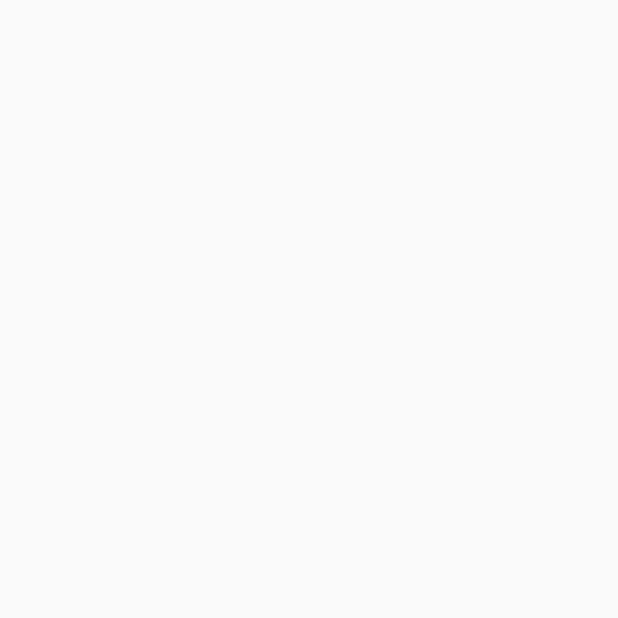
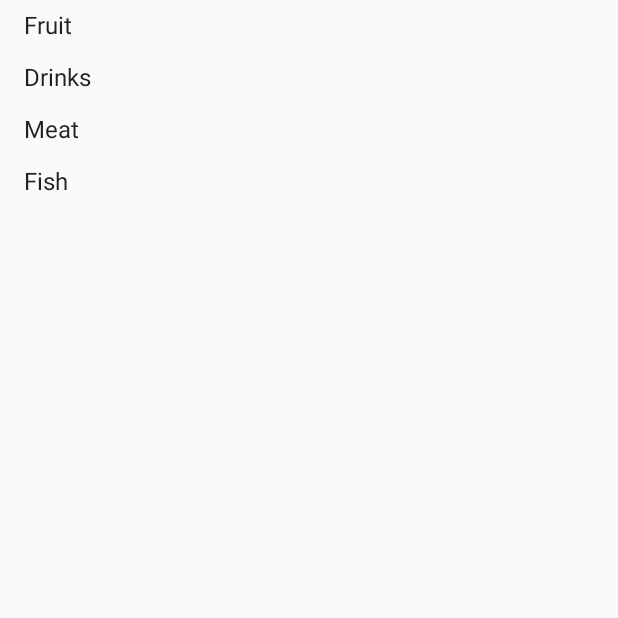
Before and after one commit to vginert/rohlik, an Android app built with Jetpack Compose: the screen it shows after launch (MainActivity), on a phone screen of 412 x 824 dp, the top half of it. Before the commit the part shown is empty. Run offline under Robolectric (Android 15) with nearby library versions, the phone set to English and light mode, and no system bars.

Commit message:
Implement basic category list

```diff
--- a/app/src/main/java/com/vginert/rohlik/catalog/di/CatalogModule.kt
+++ b/app/src/main/java/com/vginert/rohlik/catalog/di/CatalogModule.kt
@@ -1,9 +1,11 @@
 package com.vginert.rohlik.catalog.di
 
+import com.vginert.rohlik.catalog.domain.use_cases.GetCategoriesUseCase
 import com.vginert.rohlik.catalog.presentation.categories.CategoriesViewModel
 import org.koin.androidx.viewmodel.dsl.viewModel
 import org.koin.dsl.module
 
 val catalogModule = module {
-    viewModel { CategoriesViewModel() }
+    factory { GetCategoriesUseCase() }
+    viewModel { CategoriesViewModel(get()) }
 }
--- /dev/null
+++ b/app/src/main/java/com/vginert/rohlik/catalog/domain/Category.kt
@@ -0,0 +1,6 @@
+package com.vginert.rohlik.catalog.domain
+
+data class Category(
+    val id: String,
+    val name: String,
+)
--- /dev/null
+++ b/app/src/main/java/com/vginert/rohlik/catalog/domain/Product.kt
@@ -0,0 +1,6 @@
+package com.vginert.rohlik.catalog.domain
+
+data class Product(
+    val id: String,
+    val name: String,
+)
--- /dev/null
+++ b/app/src/main/java/com/vginert/rohlik/catalog/domain/ProductRepository.kt
@@ -0,0 +1,4 @@
+package com.vginert.rohlik.catalog.domain
+
+interface ProductRepository {
+}
--- /dev/null
+++ b/app/src/main/java/com/vginert/rohlik/catalog/domain/use_cases/GetCategoriesUseCase.kt
@@ -0,0 +1,16 @@
+package com.vginert.rohlik.catalog.domain.use_cases
+
+import com.vginert.rohlik.catalog.domain.Category
+import java.util.*
+
+class GetCategoriesUseCase {
+
+    suspend operator fun invoke(): List<Category> {
+        return listOf(
+            Category(id = UUID.randomUUID().toString(), "Fruit"),
+            Category(id = UUID.randomUUID().toString(), "Drinks"),
+            Category(id = UUID.randomUUID().toString(), "Meat"),
+            Category(id = UUID.randomUUID().toString(), "Fish"),
+        )
+    }
+}
--- a/app/src/main/java/com/vginert/rohlik/catalog/presentation/categories/CategoriesScreen.kt
+++ b/app/src/main/java/com/vginert/rohlik/catalog/presentation/categories/CategoriesScreen.kt
@@ -1,19 +1,47 @@
 package com.vginert.rohlik.catalog.presentation.categories
 
+import androidx.compose.foundation.layout.fillMaxWidth
+import androidx.compose.foundation.lazy.LazyColumn
 import androidx.compose.runtime.Composable
+import androidx.compose.ui.Modifier
 import androidx.compose.ui.tooling.preview.Preview
+import com.vginert.rohlik.catalog.presentation.categories.components.CategoryRow
+import com.vginert.rohlik.catalog.presentation.categories.models.CategoryModel
 import com.vginert.rohlik.shared.presentation.theme.RohlikTheme
+import java.util.*
 
 @Composable
 fun CategoriesScreen(
-    uiSate: CategoriesState = CategoriesState
+    uiSate: CategoriesState = CategoriesState(),
+    onCategoryClick: (id: String) -> Unit = {}
 ) {
+    LazyColumn {
+        uiSate.categories.forEach { category ->
+            item(key = category.id) {
+                CategoryRow(
+                    modifier = Modifier.fillMaxWidth(),
+                    category = category,
+                    onClick = onCategoryClick
+                )
+            }
+        }
+    }
 }
 
 @Preview(showBackground = true)
 @Composable
 private fun CategoriesScreenPreview() {
+    val categories = listOf(
+        CategoryModel(UUID.randomUUID().toString(), "Fruits"),
+        CategoryModel(UUID.randomUUID().toString(), "Drinks"),
+        CategoryModel(UUID.randomUUID().toString(), "Meal"),
+        CategoryModel(UUID.randomUUID().toString(), "Fish"),
+    )
     RohlikTheme {
-        CategoriesScreen()
+        CategoriesScreen(
+            uiSate = CategoriesState(
+                categories = categories
+            )
+        )
     }
 }
--- a/app/src/main/java/com/vginert/rohlik/catalog/presentation/categories/CategoriesState.kt
+++ b/app/src/main/java/com/vginert/rohlik/catalog/presentation/categories/CategoriesState.kt
@@ -1,4 +1,7 @@
 package com.vginert.rohlik.catalog.presentation.categories
 
-object CategoriesState {
-}
+import com.vginert.rohlik.catalog.presentation.categories.models.CategoryModel
+
+data class CategoriesState(
+    val categories: List<CategoryModel> = emptyList()
+)
--- a/app/src/main/java/com/vginert/rohlik/catalog/presentation/categories/CategoriesViewModel.kt
+++ b/app/src/main/java/com/vginert/rohlik/catalog/presentation/categories/CategoriesViewModel.kt
@@ -1,11 +1,40 @@
 package com.vginert.rohlik.catalog.presentation.categories
 
 import androidx.lifecycle.ViewModel
+import androidx.lifecycle.viewModelScope
+import com.vginert.rohlik.catalog.domain.Category
+import com.vginert.rohlik.catalog.domain.use_cases.GetCategoriesUseCase
+import com.vginert.rohlik.catalog.presentation.categories.models.asPresentation
+import com.vginert.rohlik.shared.presentation.lifecycle.executeUseCase
 import kotlinx.coroutines.flow.MutableStateFlow
 import kotlinx.coroutines.flow.StateFlow
+import kotlinx.coroutines.flow.update
+import kotlinx.coroutines.launch
 
-class CategoriesViewModel : ViewModel() {
+class CategoriesViewModel(
+    private val getCategoriesUseCase: GetCategoriesUseCase
+) : ViewModel() {
 
-    private val _uiState = MutableStateFlow(CategoriesState)
+    private val _uiState = MutableStateFlow(CategoriesState())
     val uiState: StateFlow<CategoriesState> = _uiState
+
+    init {
+        fetchCategories()
+    }
+
+    private fun fetchCategories() = viewModelScope.launch {
+        executeUseCase { getCategoriesUseCase() }
+            .onSuccess(::onFetchCategoriesSuccess)
+            .onFailure(::onFetchCategoriesFail)
+    }
+
+    private fun onFetchCategoriesSuccess(categories: List<Category>) {
+        _uiState.update { state ->
+            state.copy(categories = categories.map { it.asPresentation() })
+        }
+    }
+
+    private fun onFetchCategoriesFail(error: Throwable) {
+        TODO()
+    }
 }
--- /dev/null
+++ b/app/src/main/java/com/vginert/rohlik/catalog/presentation/categories/components/CategoryRow.kt
@@ -0,0 +1,44 @@
+package com.vginert.rohlik.catalog.presentation.categories.components
+
+import androidx.compose.foundation.clickable
+import androidx.compose.foundation.layout.Row
+import androidx.compose.foundation.layout.padding
+import androidx.compose.material.Text
+import androidx.compose.runtime.Composable
+import androidx.compose.ui.Modifier
+import androidx.compose.ui.semantics.Role
+import androidx.compose.ui.tooling.preview.Preview
+import com.vginert.rohlik.catalog.presentation.categories.models.CategoryModel
+import com.vginert.rohlik.shared.presentation.theme.RohlikTheme
+import com.vginert.rohlik.shared.presentation.theme.Spacing
+import java.util.*
+
+@Composable
+fun CategoryRow(
+    modifier: Modifier = Modifier,
+    category: CategoryModel,
+    onClick: (categoryId: String) -> Unit = {}
+) {
+    Row(
+        modifier = modifier
+            .clickable(
+                role = Role.Button,
+                onClick = { onClick(category.id) }
+            )
+            .padding(horizontal = Spacing.M, vertical = Spacing.S)
+    ) {
+        Text(text = category.name)
+    }
+}
+
+@Preview(showBackground = true)
+@Composable
+private fun CategoryRowPreview() {
+    val category = CategoryModel(
+        id = UUID.randomUUID().toString(),
+        name = "Fruits"
+    )
+    RohlikTheme {
+        CategoryRow(category = category)
+    }
+}
--- /dev/null
+++ b/app/src/main/java/com/vginert/rohlik/catalog/presentation/categories/models/CategoryModel.kt
@@ -0,0 +1,13 @@
+package com.vginert.rohlik.catalog.presentation.categories.models
+
+import com.vginert.rohlik.catalog.domain.Category
+
+data class CategoryModel(
+    val id: String,
+    val name: String
+)
+
+fun Category.asPresentation() = CategoryModel(
+    id = id,
+    name = name,
+)
--- /dev/null
+++ b/app/src/main/java/com/vginert/rohlik/shared/presentation/theme/Dimension.kt
@@ -0,0 +1,14 @@
+package com.vginert.rohlik.shared.presentation.theme
+
+import androidx.compose.ui.unit.dp
+
+object Spacing {
+    val XXS = 2.dp
+    val XS = 4.dp
+    val S = 8.dp
+    val SM = 12.dp
+    val M = 16.dp
+    val L = 24.dp
+    val XL = 32.dp
+    val XXL = 48.dp
+}
```
